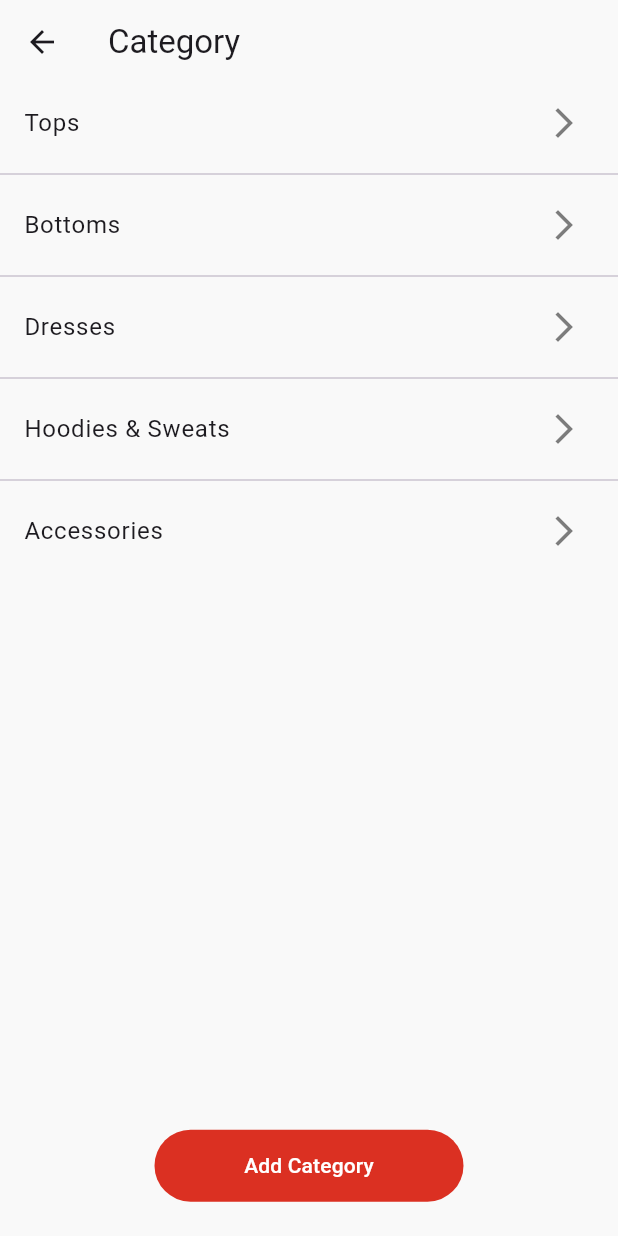
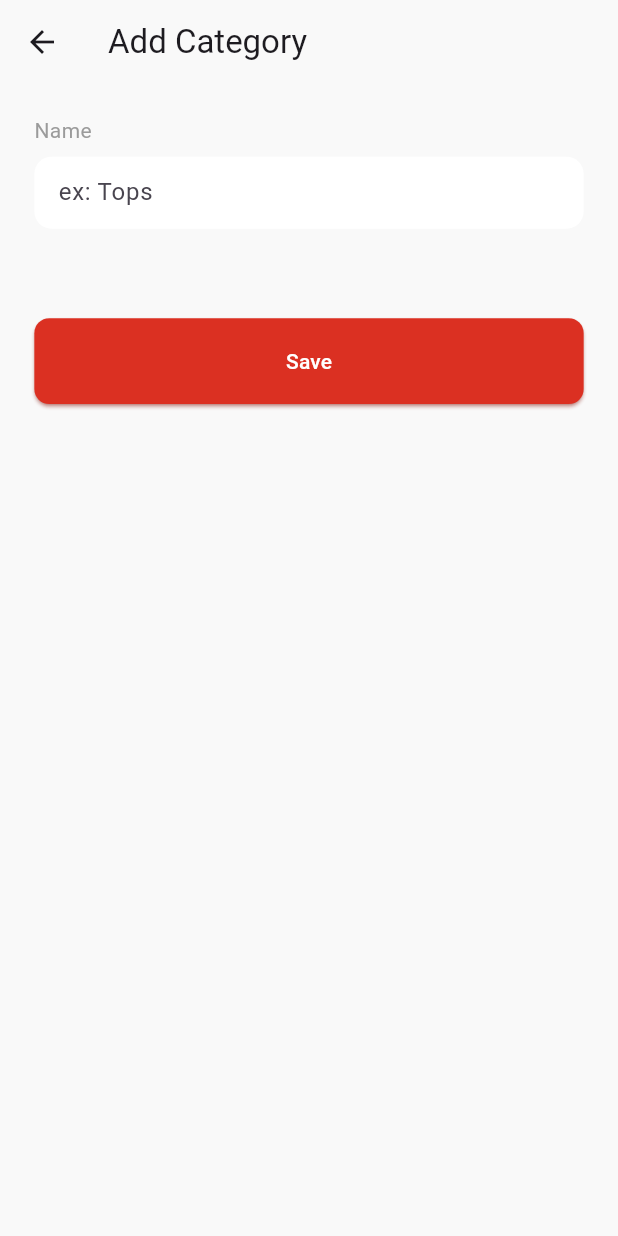
Before and after one commit to Minionb/Fashion-Fusion, a Flutter app: the AdminCategoryScreen screen opened directly, after a tap on "Add Category", on a phone screen of 412 x 824 dp. Run offline on Flutter 3.47's test engine with Material 3 defaults, Android fonts, the phone set to English and light mode, and no system bars; drawn by our look-alikes of flutter_slidable; our stand-ins replace dartz, dio, equatable, flutter_bloc, flutter_screenutil, flutter_staggered_animations and 8 more; missing offline and left inert: phone_form_field; accounts and stored records are empty; Roboto replaces fonts that are missing (Cairo).

Commit message:
feat: added category screen

```diff
--- /dev/null
+++ b/lib/view/admin/view/admin_add_cateegory_screen.dart
@@ -0,0 +1,41 @@
+import 'package:fashion_fusion/core/utils/app_colors.dart';
+import 'package:fashion_fusion/core/widgets/custom_button.dart';
+import 'package:fashion_fusion/core/widgets/custom_text_field.dart';
+import 'package:flutter/material.dart';
+import 'package:flutter_screenutil/flutter_screenutil.dart';
+
+class AdminAddCategoryScreen extends StatefulWidget {
+  const AdminAddCategoryScreen({super.key});
+
+  @override
+  State<AdminAddCategoryScreen> createState() => _AdminAddCategoryScreenState();
+}
+
+class _AdminAddCategoryScreenState extends State<AdminAddCategoryScreen> {
+  final _nameCtrl = TextEditingController();
+  @override
+  Widget build(BuildContext context) {
+    return Scaffold(
+      appBar: AppBar(
+        title: const Text("Add Category"),
+      ),
+      body: Padding(
+        padding: const EdgeInsets.all(20.0).w,
+        child: SingleChildScrollView(
+          child: Column(
+            children: [
+              CustomTextFiled(label: "Name", hint: "ex: Tops", ctrl: _nameCtrl),
+              50.verticalSpace,
+              CustomBottom(
+                label: "Save",
+                bg: AppColors.primary,
+                onPressed: () {},
+
+              )
+            ],
+          ),
+        ),
+      ),
+    );
+  }
+}
--- a/lib/view/admin/view/admin_category_screen.dart
+++ b/lib/view/admin/view/admin_category_screen.dart
@@ -1,4 +1,6 @@
 import 'package:fashion_fusion/core/utils/app_colors.dart';
+import 'package:fashion_fusion/core/utils/navigator_extension.dart';
+import 'package:fashion_fusion/view/admin/view/admin_add_cateegory_screen.dart';
 import 'package:fashion_fusion/view/admin/widget/admin_category_card.dart';
 import 'package:flutter/material.dart';
 import 'package:flutter_screenutil/flutter_screenutil.dart';
@@ -14,21 +16,7 @@ class _AdminCategoryScreenState extends State<AdminCategoryScreen> {
   @override
   Widget build(BuildContext context) {
     return Scaffold(
-      bottomNavigationBar: Container(
-        color: Colors.transparent,
-        child: Container(
-          margin: const EdgeInsets.symmetric(vertical: 20, horizontal: 90).w,
-          decoration: BoxDecoration(
-              color: AppColors.primary,
-              borderRadius: BorderRadius.circular(25).r),
-          child: TextButton(
-              onPressed: () {},
-              child: const Text(
-                "Add Category",
-                style: TextStyle(color: Colors.white),
-              )),
-        ),
-      ),
+      bottomNavigationBar: _addCategoryBtn(context),
       appBar: AppBar(
         title: const Text(
           "Category",
@@ -45,6 +33,26 @@ class _AdminCategoryScreenState extends State<AdminCategoryScreen> {
     );
   }
 
+  Container _addCategoryBtn(BuildContext context) {
+    return Container(
+      color: Colors.transparent,
+      child: Container(
+        margin: const EdgeInsets.symmetric(vertical: 20, horizontal: 90).w,
+        decoration: BoxDecoration(
+            color: AppColors.primary,
+            borderRadius: BorderRadius.circular(25).r),
+        child: TextButton(
+            onPressed: () {
+              context.pushNamedNAV(const AdminAddCategoryScreen());
+            },
+            child: const Text(
+              "Add Category",
+              style: TextStyle(color: Colors.white),
+            )),
+      ),
+    );
+  }
+
   final List<String> _cat = [
     "Tops",
     "Bottoms",
```
